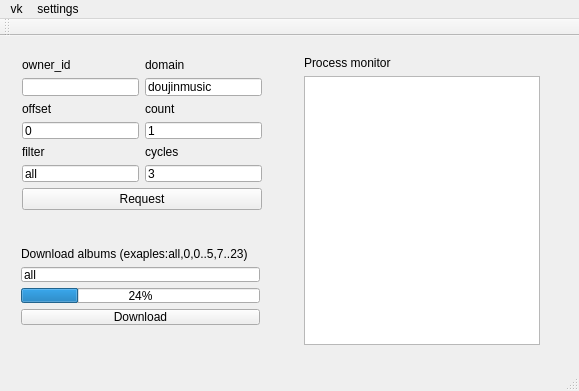
The window that wallreader/interface.ui (zavalroman/vkdoujinmusic) describes before a commit, drawn with Qt 5.
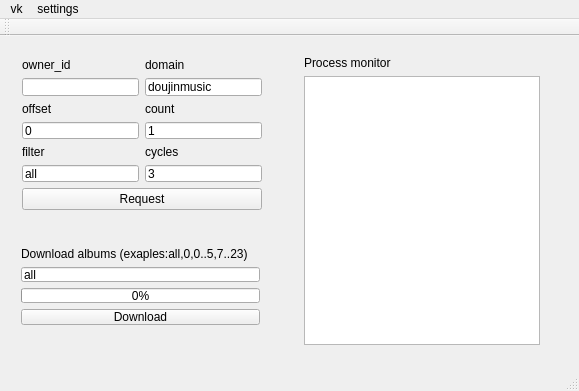
The same window after the commit.

Patch:
```diff
--- a/wallreader/interface.ui
+++ b/wallreader/interface.ui
@@ -14,7 +14,7 @@
    <string>Interface</string>
   </property>
   <widget class="QWidget" name="centralWidget">
-   <widget class="QWidget" name="">
+   <widget class="QWidget" name="layoutWidget">
     <property name="geometry">
      <rect>
       <x>293</x>
@@ -43,7 +43,7 @@
      </item>
     </layout>
    </widget>
-   <widget class="QWidget" name="">
+   <widget class="QWidget" name="layoutWidget">
     <property name="geometry">
      <rect>
       <x>10</x>
@@ -70,7 +70,7 @@
      <item>
       <widget class="QProgressBar" name="progressBar">
        <property name="value">
-        <number>24</number>
+        <number>0</number>
        </property>
       </widget>
      </item>
@@ -83,7 +83,7 @@
      </item>
     </layout>
    </widget>
-   <widget class="QWidget" name="">
+   <widget class="QWidget" name="layoutWidget">
     <property name="geometry">
      <rect>
       <x>11</x>
```
